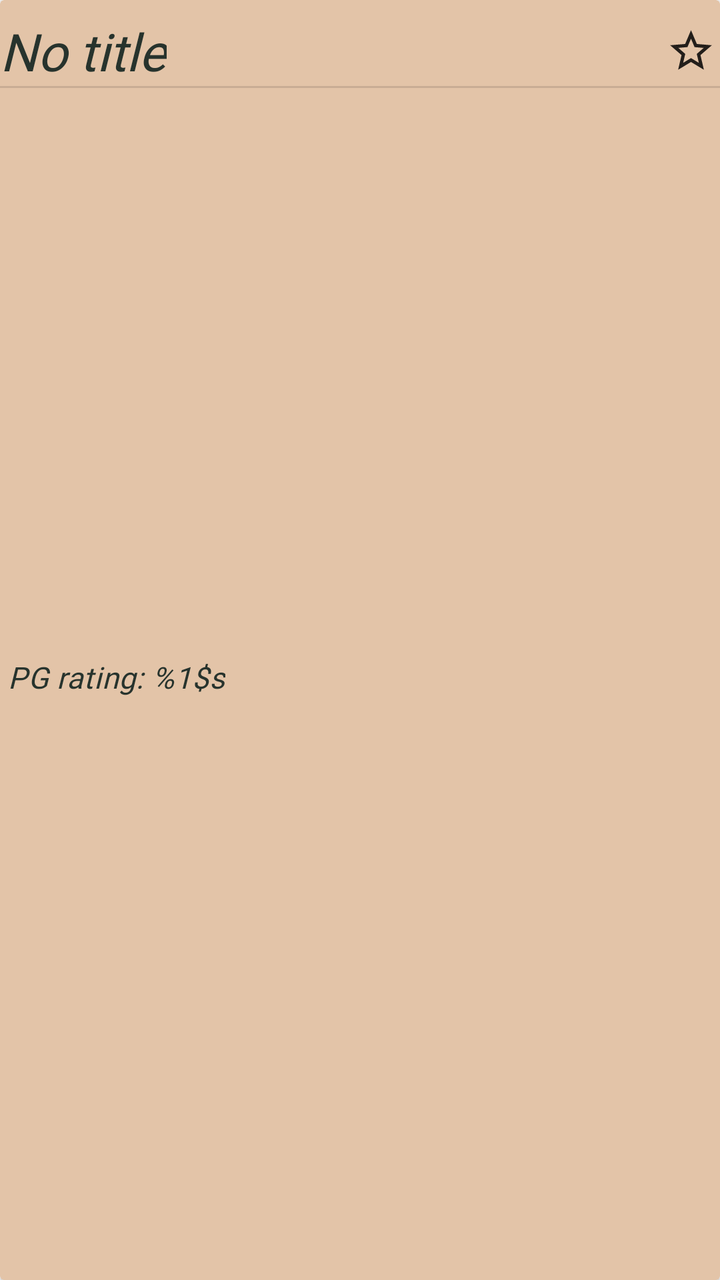
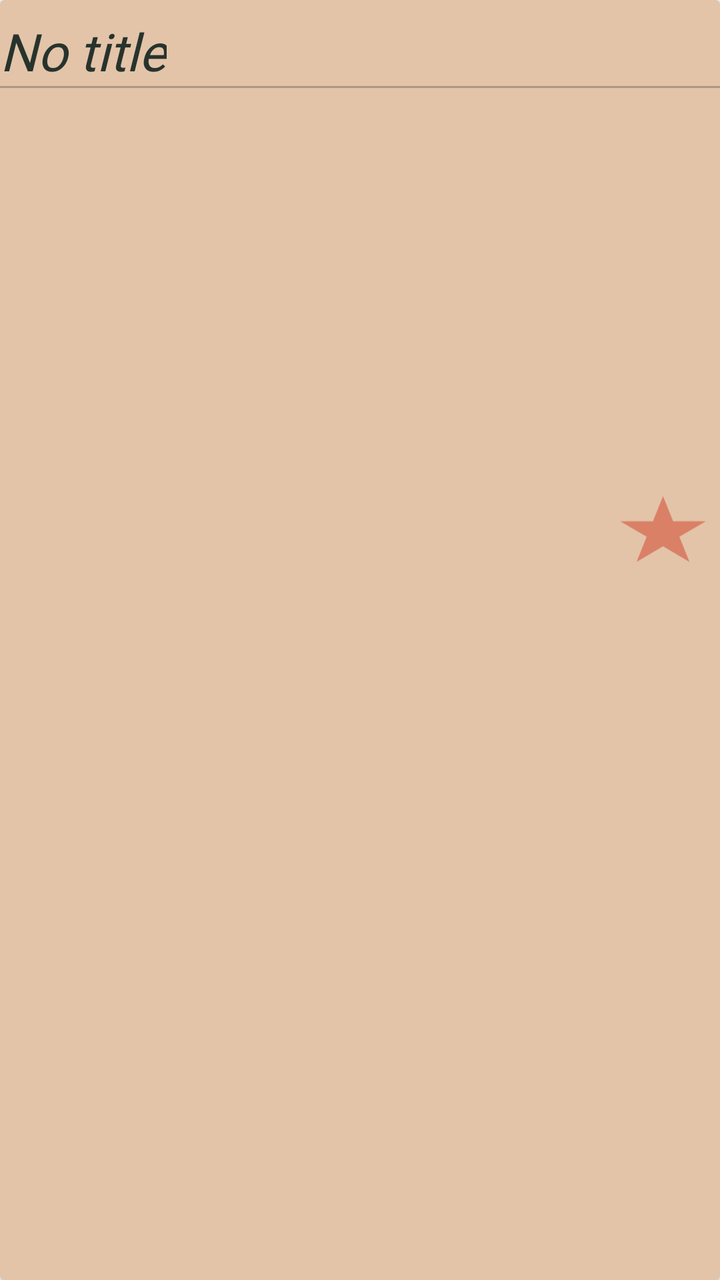

Before-and-after screenshots of an Android layout around one commit, followed by the original layout XML and the change that was made.
<!-- AndroidManifest.xml: another module's application theme Theme.ECatalogs -->
<!-- res/layout/jikan_entry.xml -->
<?xml version="1.0" encoding="utf-8"?>
<androidx.cardview.widget.CardView xmlns:android="http://schemas.android.com/apk/res/android"
    xmlns:app="http://schemas.android.com/apk/res-auto"
    android:id="@+id/anime_entry_card_view"
    android:layout_width="match_parent"
    android:layout_height="wrap_content"
    android:backgroundTint="?attr/colorSurface">

    <androidx.constraintlayout.widget.ConstraintLayout
        android:layout_width="match_parent"
        android:layout_height="wrap_content">

        <com.google.android.material.textview.MaterialTextView
            android:id="@+id/title"
            android:layout_width="0dp"
            android:layout_height="wrap_content"
            android:layout_marginTop="@dimen/eight_dimen"
            android:layout_weight="0.999"
            android:gravity="center_vertical|start"
            android:hint="@string/no_title"
            android:textAppearance="?attr/textAppearanceHeadline5"
            app:layout_constraintStart_toStartOf="parent"
            app:layout_constraintTop_toTopOf="parent"/>

        <com.google.android.material.imageview.ShapeableImageView
            android:id="@+id/fav_button"
            android:layout_width="25dp"
            android:layout_height="25dp"
            android:layout_marginEnd="@dimen/two_dimen"
            android:layout_weight="0.001"
            android:gravity="center_vertical|end"
            android:src="@drawable/baseline_star_border_24"
            app:layout_constraintEnd_toEndOf="parent"
            app:layout_constraintTop_toTopOf="@id/title"
            app:layout_constraintBottom_toBottomOf="@id/title"/>

        <View
            android:id="@+id/view"
            style="@style/Divider.Horizontal"
            app:layout_constraintStart_toStartOf="parent"
            app:layout_constraintTop_toBottomOf="@id/title" />

        <com.google.android.material.imageview.ShapeableImageView
            android:id="@+id/image"
            android:layout_width="match_parent"
            android:layout_height="wrap_content"
            android:adjustViewBounds="true"
            android:minWidth="@dimen/min_image_width"
            android:minHeight="@dimen/image_height"
            android:scaleType="fitCenter"
            app:layout_constraintStart_toStartOf="parent"
            app:layout_constraintTop_toBottomOf="@+id/view"
            app:strokeColor="@null" />

        <TextView
            android:id="@+id/synopsis"
            android:layout_width="match_parent"
            android:layout_height="wrap_content"
            android:layout_marginTop="@dimen/two_dimen"
            android:ems="5"
            android:maxLines="5"
            android:textAppearance="?attr/textAppearanceBody1"
            android:textSize="@dimen/large_text"
            app:layout_constraintTop_toBottomOf="@id/image"
            app:layout_constraintStart_toStartOf="parent"/>

        <com.google.android.material.textview.MaterialTextView
            android:id="@+id/pg_rating"
            android:layout_width="wrap_content"
            android:layout_height="wrap_content"
            android:layout_marginHorizontal="4dp"
            android:hint="@string/pg_rating"
            android:textAppearance="?attr/textAppearanceBody2"
            app:layout_constraintStart_toStartOf="parent"
            app:layout_constraintTop_toBottomOf="@id/synopsis"/>

    </androidx.constraintlayout.widget.ConstraintLayout>

</androidx.cardview.widget.CardView>
<!-- resources referenced by this layout -->
<resources>
  <dimen name="eight_dimen">8dp</dimen>
  <dimen name="image_height">250dp</dimen>
  <dimen name="large_text">24sp</dimen>
  <dimen name="min_image_width">150dp</dimen>
  <dimen name="two_dimen">2dp</dimen>
  <!-- drawable baseline_star_border_24 (drawable) -->
  <vector android:alpha="0.85" android:height="24dp"
      android:tint="#000000" android:viewportHeight="24"
      android:viewportWidth="24" android:width="24dp" xmlns:android="http://schemas.android.com/apk/res/android">
      <path android:fillColor="@android:color/white" android:pathData="M22,9.24l-7.19,-0.62L12,2 9.19,8.63 2,9.24l5.46,4.73L5.82,21 12,17.27 18.18,21l-1.63,-7.03L22,9.24zM12,15.4l-3.76,2.27 1,-4.28 -3.32,-2.88 4.38,-0.38L12,6.1l1.71,4.04 4.38,0.38 -3.32,2.88 1,4.28L12,15.4z"/>
  </vector>
  <string name="no_title">No title</string>
  <string name="pg_rating">PG rating: %1$s</string>
  <style name="Divider.Horizontal" parent="Divider">
          <item name="android:layout_width">match_parent</item>
          <item name="android:layout_height">1dp</item>
      </style>
  <style name="Theme.ECatalogs" parent="Base.Theme.ECatalogs">
  
          <item name="colorSurface">@color/color_surface</item>
          <item name="colorOnSurface">@color/color_on_surface</item>
          <item name="colorOnBackground">@color/color_on_background</item>
          <item name="colorSecondary">@color/color_secondary</item>
          <item name="colorOnPrimary">@color/black</item>
          <item name="colorOnSecondary">@color/black</item>
          <item name="android:textColor">@color/black</item>
          <item name="android:textColorHint">@color/black</item>
  
          <item name="android:statusBarColor">@color/white</item>
          <item name="android:windowLightStatusBar">true</item>
  
  
      </style>
  <style name="Divider">
          <item name="android:background">?android:attr/listDivider</item> // can add colorur here
      </style>
  <color name="color_surface">#E3C4A8</color>
  <color name="color_on_surface">#EBAF81</color>
  <color name="color_on_background">#35EBAF81</color>
  <color name="color_secondary">#DA8067</color>
  <color name="black">#27332D</color>
  <color name="white">#E9E2D0</color>
  <style name="ShapeAppearance.ECatalog.SmallComponent" parent="ShapeAppearance.MaterialComponents.SmallComponent">
          <item name="cornerFamily">rounded</item>
          <item name="cornerSize">@dimen/reply_small_component_corner_radius</item>
      </style>
  <style name="ShapeAppearance.ECatalog.MediumComponent" parent="ShapeAppearance.MaterialComponents.MediumComponent">
          <item name="cornerFamily">rounded</item>
          <item name="cornerSize">@dimen/reply_medium_component_corner_radius</item>
      </style>
  <style name="ShapeAppearance.ECatalog.LargeComponent" parent="ShapeAppearance.MaterialComponents.LargeComponent">
          <item name="cornerFamily">rounded</item>
          <item name="cornerSize">@dimen/reply_large_component_corner_radius</item>
      </style>
  <style name="TextAppearance.MdcTypographyStyles.Body1" parent="TextAppearance.MaterialComponents.Body1">
          <item name="fontFamily">@font/high_tower_text</item>
          <item name="android:fontFamily">@font/high_tower_text</item>
          <item name="android:textStyle">italic</item>
          <item name="android:textSize">21sp</item>
      </style>
  <style name="TextAppearance.MdcTypographyStyles.Body2" parent="TextAppearance.MaterialComponents.Body2">
          <item name="fontFamily">@font/high_tower_text</item>
          <item name="android:fontFamily">@font/high_tower_text</item>
          <item name="android:textStyle">italic</item>
          <item name="android:textSize">15sp</item>
      </style>
  <dimen name="reply_small_component_corner_radius">8dp</dimen>
  <dimen name="reply_medium_component_corner_radius">12dp</dimen>
  <dimen name="reply_large_component_corner_radius">24dp</dimen>
  <!-- unchanged entries left out for length: 6 -->
</resources>

<!-- the commit's change to res/layout/jikan_entry.xml (unified diff, before → after) -->
@@ -22,20 +22,7 @@
             app:layout_constraintStart_toStartOf="parent"
             app:layout_constraintTop_toTopOf="parent"/>
 
-        <com.google.android.material.imageview.ShapeableImageView
-            android:id="@+id/fav_button"
-            android:layout_width="25dp"
-            android:layout_height="25dp"
-            android:layout_marginEnd="@dimen/two_dimen"
-            android:layout_weight="0.001"
-            android:gravity="center_vertical|end"
-            android:src="@drawable/baseline_star_border_24"
-            app:layout_constraintEnd_toEndOf="parent"
-            app:layout_constraintTop_toTopOf="@id/title"
-            app:layout_constraintBottom_toBottomOf="@id/title"/>
-
         <View
-            android:id="@+id/view"
             style="@style/Divider.Horizontal"
             app:layout_constraintStart_toStartOf="parent"
             app:layout_constraintTop_toBottomOf="@id/title" />
@@ -49,8 +36,17 @@
             android:minHeight="@dimen/image_height"
             android:scaleType="fitCenter"
             app:layout_constraintStart_toStartOf="parent"
-            app:layout_constraintTop_toBottomOf="@+id/view"
+            app:layout_constraintTop_toBottomOf="@+id/title"
             app:strokeColor="@null" />
+
+        <com.google.android.material.imageview.ShapeableImageView
+            android:id="@+id/fav_button"
+            android:layout_width="45dp"
+            android:layout_height="45dp"
+            android:layout_margin="@dimen/six_dp"
+            android:src="@drawable/fav_filled_icon"
+            app:layout_constraintBottom_toBottomOf="@id/image"
+            app:layout_constraintEnd_toEndOf="@id/image" />
 
         <TextView
             android:id="@+id/synopsis"
@@ -64,16 +60,10 @@
             app:layout_constraintTop_toBottomOf="@id/image"
             app:layout_constraintStart_toStartOf="parent"/>
 
-        <com.google.android.material.textview.MaterialTextView
-            android:id="@+id/pg_rating"
-            android:layout_width="wrap_content"
-            android:layout_height="wrap_content"
-            android:layout_marginHorizontal="4dp"
-            android:hint="@string/pg_rating"
-            android:textAppearance="?attr/textAppearanceBody2"
+        <View
+            style="@style/Divider.Horizontal"
             app:layout_constraintStart_toStartOf="parent"
-            app:layout_constraintTop_toBottomOf="@id/synopsis"/>
-
+            app:layout_constraintTop_toBottomOf="@id/title" />
     </androidx.constraintlayout.widget.ConstraintLayout>
 
 </androidx.cardview.widget.CardView>
<!-- resource entries referenced after the edit -->
@@ -4,15 +4,19 @@
   <dimen name="image_height">250dp</dimen>
   <dimen name="large_text">24sp</dimen>
   <dimen name="min_image_width">150dp</dimen>
+  <dimen name="six_dp">6dp</dimen>
   <dimen name="two_dimen">2dp</dimen>
-  <!-- drawable baseline_star_border_24 (drawable) -->
-  <vector android:alpha="0.85" android:height="24dp"
-      android:tint="#000000" android:viewportHeight="24"
-      android:viewportWidth="24" android:width="24dp" xmlns:android="http://schemas.android.com/apk/res/android">
-      <path android:fillColor="@android:color/white" android:pathData="M22,9.24l-7.19,-0.62L12,2 9.19,8.63 2,9.24l5.46,4.73L5.82,21 12,17.27 18.18,21l-1.63,-7.03L22,9.24zM12,15.4l-3.76,2.27 1,-4.28 -3.32,-2.88 4.38,-0.38L12,6.1l1.71,4.04 4.38,0.38 -3.32,2.88 1,4.28L12,15.4z"/>
+  <!-- drawable fav_filled_icon (drawable) -->
+  <vector xmlns:android="http://schemas.android.com/apk/res/android"
+      android:width="26dp"
+      android:height="19dp"
+      android:viewportWidth="26"
+      android:viewportHeight="19">
+    <path
+        android:pathData="M13,0L15.919,7.255H25.364L17.722,11.739L20.641,18.995L13,14.511L5.359,18.995L8.277,11.739L0.636,7.255H10.081L13,0Z"
+        android:fillColor="#DA8067"/>
   </vector>
   <string name="no_title">No title</string>
-  <string name="pg_rating">PG rating: %1$s</string>
   <style name="Divider.Horizontal" parent="Divider">
           <item name="android:layout_width">match_parent</item>
           <item name="android:layout_height">1dp</item>
@@ -27,7 +31,8 @@
           <item name="colorOnSecondary">@color/black</item>
           <item name="android:textColor">@color/black</item>
           <item name="android:textColorHint">@color/black</item>
-  
+          <item name="colorOnSurfaceVariant">@color/white</item>
+          <item name="colorPrimaryContainer">@color/white</item>
           <item name="android:statusBarColor">@color/white</item>
           <item name="android:windowLightStatusBar">true</item>
   
@@ -64,7 +69,7 @@
           <item name="fontFamily">@font/high_tower_text</item>
           <item name="android:fontFamily">@font/high_tower_text</item>
           <item name="android:textStyle">italic</item>
-          <item name="android:textSize">15sp</item>
+          <item name="android:textSize">17sp</item>
       </style>
   <dimen name="reply_small_component_corner_radius">8dp</dimen>
   <dimen name="reply_medium_component_corner_radius">12dp</dimen>
